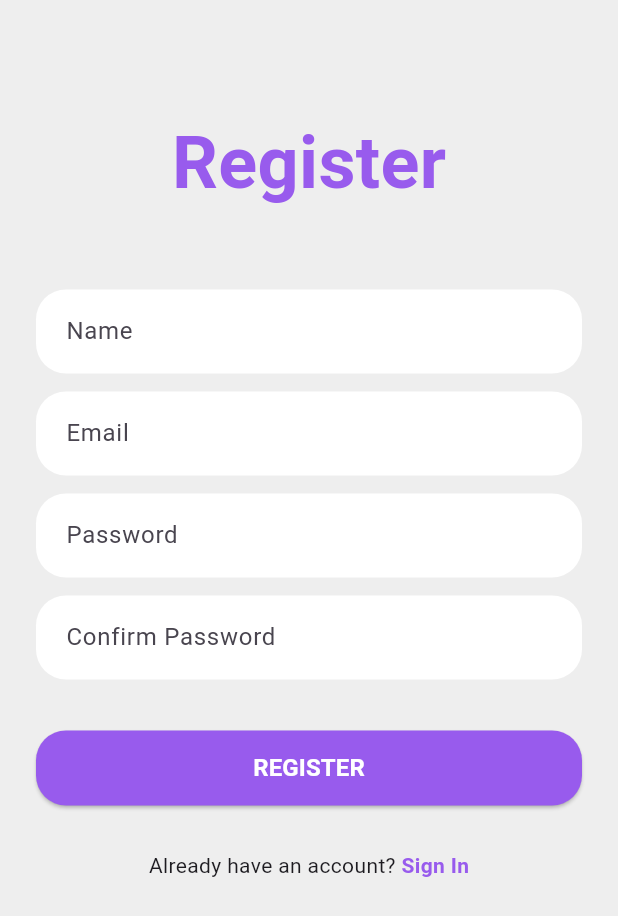
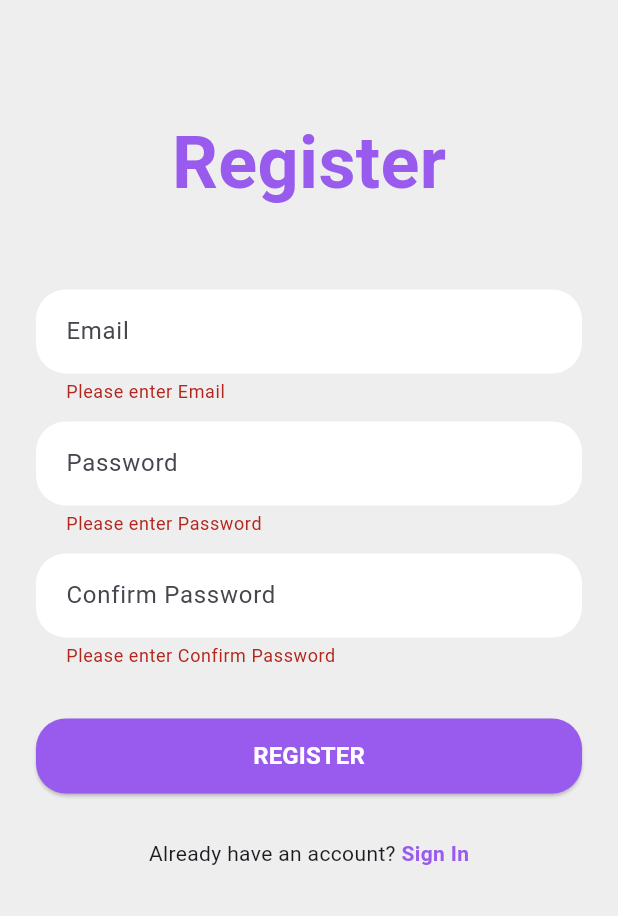
Before and after one commit to Osama-medhat0/Habit-Tracker, a Flutter app: the Register screen opened directly, after a tap on "REGISTER", on a phone screen of 412 x 824 dp. Shown: the top 916 px of the screen. Run offline on Flutter 3.47's test engine with Material 3 defaults, Android fonts, the phone set to English and light mode, and no system bars; our stand-ins replace firebase_auth, firebase_core, flutter_heatmap_calendar, flutter_slidable, hive, hive_flutter and 1 more; accounts and stored records are empty; Roboto replaces fonts that are missing (Comfortaa).

Commit message:
Implemented auth & linked local Hive data to the user

```diff
--- a/lib/pages/register.dart
+++ /dev/null
@@ -1,125 +0,0 @@
-import 'package:flutter/material.dart';
-import 'package:habit_tracker/pages/login.dart';
-
-class Register extends StatelessWidget {
-  final _formKey = GlobalKey<FormState>();
-
-  @override
-  Widget build(BuildContext context) {
-    return Scaffold(
-      backgroundColor: Colors.grey[200],
-      resizeToAvoidBottomInset: true,
-      body: SafeArea(
-        child: SingleChildScrollView(
-          child: Padding(
-            padding: const EdgeInsets.all(24.0),
-            child: Column(
-              crossAxisAlignment: CrossAxisAlignment.start,
-              children: [
-                SizedBox(height: 50),
-
-                // Register Title
-                Center(
-                  child: Text(
-                    "Register",
-                    style: TextStyle(
-                      fontFamily: 'Comfortaa',
-                      fontSize: 48,
-                      fontWeight: FontWeight.bold,
-                      color: Color.fromARGB(255, 152, 91, 237),
-                    ),
-                  ),
-                ),
-                SizedBox(height: 50),
-
-                // Input Fields
-                Form(
-                  key: _formKey,
-                  child: Column(
-                    children: [
-                      buildTextField("Name"),
-                      SizedBox(height: 12),
-                      buildTextField("Email"),
-                      SizedBox(height: 12),
-                      buildTextField("Password", isPassword: true),
-                      SizedBox(height: 12),
-                      buildTextField("Confirm Password", isPassword: true),
-                      SizedBox(height: 34),
-
-                      // Register Button
-                      SizedBox(
-                        width: double.infinity,
-                        height: 50,
-                        child: ElevatedButton(
-                          style: ElevatedButton.styleFrom(
-                            backgroundColor: Color.fromARGB(255, 152, 91, 237),
-                            shape: RoundedRectangleBorder(
-                              borderRadius: BorderRadius.circular(20),
-                            ),
-                          ),
-                          onPressed: () {
-                            // Register action
-                          },
-                          child: Text(
-                            "REGISTER",
-                            style: TextStyle(
-                              fontWeight: FontWeight.bold,
-                              fontSize: 16,
-                              color: Colors.white,
-                            ),
-                          ),
-                        ),
-                      ),
-                      SizedBox(height: 30),
-
-                      // Sign In Text
-                      Row(
-                        mainAxisAlignment: MainAxisAlignment.center,
-                        children: [
-                          Text("Already have an account? "),
-                          GestureDetector(
-                            onTap: () {
-                              Navigator.pushReplacement(
-                                context,
-                                MaterialPageRoute(
-                                  builder: (context) => Login(),
-                                ),
-                              );
-                            },
-                            child: Text(
-                              "Sign In",
-                              style: TextStyle(
-                                color: Color.fromARGB(255, 152, 91, 237),
-                                fontWeight: FontWeight.bold,
-                              ),
-                            ),
-                          ),
-                        ],
-                      ),
-                    ],
-                  ),
-                ),
-              ],
-            ),
-          ),
-        ),
-      ),
-    );
-  }
-
-  Widget buildTextField(String hint, {bool isPassword = false}) {
-    return TextFormField(
-      obscureText: isPassword,
-      decoration: InputDecoration(
-        hintText: hint,
-        filled: true,
-        fillColor: Colors.white,
-        contentPadding: EdgeInsets.symmetric(vertical: 16, horizontal: 16),
-        border: OutlineInputBorder(
-          borderRadius: BorderRadius.circular(20),
-          borderSide: BorderSide.none,
-        ),
-      ),
-    );
-  }
-}
--- /dev/null
+++ b/lib/pages/sign_up.dart
@@ -0,0 +1,213 @@
+import 'package:flutter/material.dart';
+import 'package:firebase_auth/firebase_auth.dart';
+import 'package:habit_tracker/pages/dashboard_screen.dart';
+import 'package:habit_tracker/pages/login.dart';
+import 'package:hive/hive.dart';
+
+class Register extends StatelessWidget {
+  final _formKey = GlobalKey<FormState>();
+
+  // Controllers for input fields
+  final TextEditingController _emailController = TextEditingController();
+  final TextEditingController _passwordController = TextEditingController();
+  final TextEditingController _confirmPasswordController =
+      TextEditingController();
+
+  @override
+  Widget build(BuildContext context) {
+    return Scaffold(
+      backgroundColor: Colors.grey[200],
+      resizeToAvoidBottomInset: true,
+      body: SafeArea(
+        child: SingleChildScrollView(
+          child: Padding(
+            padding: const EdgeInsets.all(24.0),
+            child: Column(
+              crossAxisAlignment: CrossAxisAlignment.start,
+              children: [
+                SizedBox(height: 50),
+
+                // Register Title
+                Center(
+                  child: Text(
+                    "Register",
+                    style: TextStyle(
+                      fontFamily: 'Comfortaa',
+                      fontSize: 48,
+                      fontWeight: FontWeight.bold,
+                      color: Color.fromARGB(255, 152, 91, 237),
+                    ),
+                  ),
+                ),
+                SizedBox(height: 50),
+
+                // Input Fields
+                Form(
+                  key: _formKey,
+                  child: Column(
+                    children: [
+                      buildTextField("Email", controller: _emailController),
+                      SizedBox(height: 12),
+                      buildTextField(
+                        "Password",
+                        isPassword: true,
+                        controller: _passwordController,
+                      ),
+                      SizedBox(height: 12),
+                      buildTextField(
+                        "Confirm Password",
+                        isPassword: true,
+                        controller: _confirmPasswordController,
+                      ),
+                      SizedBox(height: 34),
+
+                      // Register Button
+                      SizedBox(
+                        width: double.infinity,
+                        height: 50,
+                        child: ElevatedButton(
+                          style: ElevatedButton.styleFrom(
+                            backgroundColor: Color.fromARGB(255, 152, 91, 237),
+                            shape: RoundedRectangleBorder(
+                              borderRadius: BorderRadius.circular(20),
+                            ),
+                          ),
+                          onPressed: () async {
+                            if (_formKey.currentState!.validate()) {
+                              final email = _emailController.text.trim();
+                              final password = _passwordController.text.trim();
+                              final confirmPassword =
+                                  _confirmPasswordController.text.trim();
+
+                              if (password != confirmPassword) {
+                                ScaffoldMessenger.of(context).showSnackBar(
+                                  SnackBar(
+                                    content: Text('Passwords do not match'),
+                                  ),
+                                );
+                                return;
+                              }
+
+                              try {
+                                UserCredential userCredential =
+                                    await FirebaseAuth.instance
+                                        .createUserWithEmailAndPassword(
+                                          email: email,
+                                          password: password,
+                                        );
+                                final uid =
+                                    FirebaseAuth.instance.currentUser!.uid;
+
+                                // Save UID
+                                var userBox = await Hive.openBox('userBox');
+                                userBox.put('uid', uid);
+
+                                // Open personal habits box
+                                await Hive.openBox("habits_$uid");
+
+                                // final habitBox = await Hive.openBox(
+                                //   'habits_$uid',
+                                // );
+                                String userName = email.split('@')[0];
+                                Navigator.pushReplacement(
+                                  context,
+                                  MaterialPageRoute(
+                                    builder:
+                                        (context) => DashboardScreen(
+                                          userName: userName,
+                                          uid: uid,
+                                        ),
+                                  ),
+                                );
+                              } catch (e) {
+                                ScaffoldMessenger.of(context).showSnackBar(
+                                  SnackBar(
+                                    content: Text(
+                                      'Registration failed: ${e.toString()}',
+                                    ),
+                                  ),
+                                );
+                              }
+                            }
+                          },
+                          child: Text(
+                            "REGISTER",
+                            style: TextStyle(
+                              fontWeight: FontWeight.bold,
+                              fontSize: 16,
+                              color: Colors.white,
+                            ),
+                          ),
+                        ),
+                      ),
+                      SizedBox(height: 30),
+
+                      // Sign In Text
+                      Row(
+                        mainAxisAlignment: MainAxisAlignment.center,
+                        children: [
+                          Text("Already have an account? "),
+                          GestureDetector(
+                            onTap: () {
+                              Navigator.pushReplacement(
+                                context,
+                                MaterialPageRoute(
+                                  builder: (context) => Login(),
+                                ),
+                              );
+                            },
+                            child: Text(
+                              "Sign In",
+                              style: TextStyle(
+                                color: Color.fromARGB(255, 152, 91, 237),
+                                fontWeight: FontWeight.bold,
+                              ),
+                            ),
+                          ),
+                        ],
+                      ),
+                    ],
+                  ),
+                ),
+              ],
+            ),
+          ),
+        ),
+      ),
+    );
+  }
+
+  Widget buildTextField(
+    String hint, {
+    bool isPassword = false,
+    required TextEditingController controller,
+  }) {
+    return TextFormField(
+      controller: controller,
+      obscureText: isPassword,
+      validator: (value) {
+        if (value == null || value.isEmpty) {
+          return 'Please enter $hint';
+        }
+        if (hint == "Email" && !value.contains("@")) {
+          return 'Please enter a valid email';
+        }
+        if ((hint == "Password" || hint == "Confirm Password") &&
+            value.length < 6) {
+          return 'Password must be at least 6 characters';
+        }
+        return null;
+      },
+      decoration: InputDecoration(
+        hintText: hint,
+        filled: true,
+        fillColor: Colors.white,
+        contentPadding: EdgeInsets.symmetric(vertical: 16, horizontal: 16),
+        border: OutlineInputBorder(
+          borderRadius: BorderRadius.circular(20),
+          borderSide: BorderSide.none,
+        ),
+      ),
+    );
+  }
+}
--- a/pubspec.yaml
+++ b/pubspec.yaml
@@ -39,6 +39,12 @@ dependencies:
   hive_flutter: ^1.1.0
   flutter_heatmap_calendar: ^1.0.5
   percent_indicator: ^4.2.2
+  # firebase_core: ^2.30.0
+  # firebase_auth: ^5.5.2
+  firebase_core: ^3.13.0
+  firebase_auth: ^5.5.2
+  cloud_firestore: ^5.6.6
+  firebase_storage: ^12.4.5
 
 dev_dependencies:
   flutter_test:
```
Also changed, not shown: lib/database/habit_database.dart (+22 -12 lines), lib/main.dart (+13 -5 lines), lib/pages/dashboard_screen.dart (+39 -21 lines), lib/pages/home_page.dart (+14 -13 lines), lib/pages/login.dart (+84 -11 lines), pubspec.lock, 10 other files.
